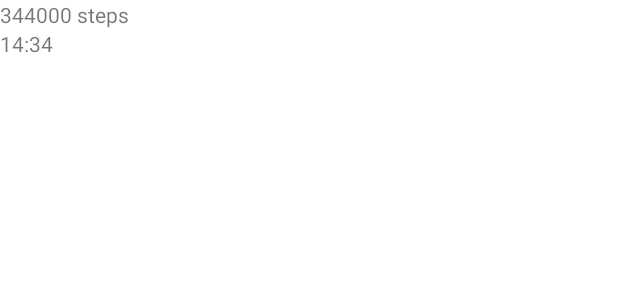
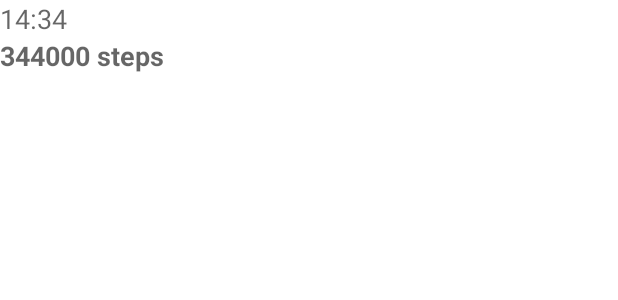
Before and after one commit to fit-aleks/Capstone-Project, an Android app: the layout list_item_friend_history.xml on its own in the app's theme, with its tools: preview values and no code run, on a phone screen of 412 x 824 dp. Shown: the top 300 px of the screen. Run offline under Robolectric (Android 15) with nearby library versions, the phone set to English and light mode, and no system bars.

Commit message:
feat: adding style to friend's history adapter. Fixed problem with incorrect up navigation from details activity.

```diff
--- a/app/src/main/AndroidManifest.xml
+++ b/app/src/main/AndroidManifest.xml
@@ -22,7 +22,8 @@
         android:name=".WalkWithMeApplication">
         <activity
             android:name=".MainActivity"
-            android:label="@string/app_name">
+            android:label="@string/app_name"
+            android:launchMode="singleTop">
             <intent-filter>
                 <action android:name="android.intent.action.MAIN" />
 
--- a/app/src/main/java/com/fitaleks/walkwithme/MainActivity.java
+++ b/app/src/main/java/com/fitaleks/walkwithme/MainActivity.java
@@ -473,9 +473,6 @@ public class MainActivity extends AppCompatActivity implements NavigationView.On
         } else {
             Intent intent = new Intent(this, MyHistoryDetailsActivity.class);
             intent.putExtra(MyHistoryDetailsActivity.KEY_DATE, date);
-//        ActivityOptionsCompat activityOptions =
-//                ActivityOptionsCompat.makeSceneTransitionAnimation(this,
-//                        new Pair<View, String>(vh.mIconView, getString(R.string.detail_icon_transition_name)));
             ActivityCompat.startActivity(this, intent, null);
         }
     }
--- a/app/src/main/java/com/fitaleks/walkwithme/adapters/FriendHistoryAdapter.java
+++ b/app/src/main/java/com/fitaleks/walkwithme/adapters/FriendHistoryAdapter.java
@@ -51,8 +51,9 @@ public class FriendHistoryAdapter extends RecyclerView.Adapter<FriendHistoryAdap
     @Override
     public void onBindViewHolder(FriendHistoryViewHolder holder, int position) {
         cursor.moveToPosition(position);
-        holder.stepsCount.setText(String.format(Locale.getDefault(), "%d", cursor.getLong(cursor.getColumnIndex(FriendsHistory.STEPS))));
-        final SimpleDateFormat format = new SimpleDateFormat("dd MMM yyyy HH:mm", Locale.getDefault());
+        holder.stepsCount.setText(holder.stepsCount.getContext().getString(R.string.step_counter_title,
+                cursor.getLong(cursor.getColumnIndex(FriendsHistory.STEPS))));
+        final SimpleDateFormat format = new SimpleDateFormat("EEE, dd MMM, HH:mm", Locale.getDefault());
         final Date dateOfActivity = new Date(cursor.getLong(cursor.getColumnIndex(FriendsHistory.TIME)));
         holder.date.setText(format.format(dateOfActivity));
     }
--- a/app/src/main/java/com/fitaleks/walkwithme/ui/myhistory/MyHistoryDetailsFragment.java
+++ b/app/src/main/java/com/fitaleks/walkwithme/ui/myhistory/MyHistoryDetailsFragment.java
@@ -59,7 +59,6 @@ public class MyHistoryDetailsFragment extends Fragment implements LoaderManager.
             if (toolbar != null) {
                 final AppCompatActivity activity = (AppCompatActivity) getActivity();
                 activity.setSupportActionBar(toolbar);
-//                activity.getSupportActionBar().setDisplayShowTitleEnabled(false);
                 activity.getSupportActionBar().setDisplayHomeAsUpEnabled(true);
                 activity.getSupportActionBar().setTitle(DateUtils.getDayName(getContext(), date));
             }
--- a/app/src/main/res/layout/fragment_friend_details.xml
+++ b/app/src/main/res/layout/fragment_friend_details.xml
@@ -8,8 +8,8 @@
 
     <ImageView
         android:id="@+id/friend_avatar"
-        android:layout_width="144dp"
-        android:layout_height="144dp"
+        android:layout_width="@dimen/big_photo_size"
+        android:layout_height="@dimen/big_photo_size"
         android:layout_gravity="center_horizontal"
         android:layout_marginTop="@dimen/activity_vertical_margin"
         android:transitionName="@string/friend_photo_transition_name"/>
--- a/app/src/main/res/layout/list_item_friend_history.xml
+++ b/app/src/main/res/layout/list_item_friend_history.xml
@@ -4,14 +4,20 @@
     android:orientation="vertical"
     android:layout_width="match_parent"
     android:layout_height="wrap_content">
+
+    <TextView
+        android:id="@+id/history_item_date"
+        android:layout_width="match_parent"
+        android:layout_height="wrap_content"
+        android:textAppearance="?android:textAppearanceMedium"
+        tools:text="14:34"/>
+
     <TextView
         android:id="@+id/history_item_steps_count"
         android:layout_width="match_parent"
         android:layout_height="wrap_content"
+        android:textAppearance="?android:textAppearanceMedium"
+        android:textStyle="bold"
         tools:text="344000 steps"/>
-    <TextView
-        android:id="@+id/history_item_date"
-        android:layout_width="match_parent"
-        android:layout_height="wrap_content"
-        tools:text="14:34"/>
+
 </LinearLayout>
--- a/app/src/main/res/values/colors.xml
+++ b/app/src/main/res/values/colors.xml
@@ -5,4 +5,5 @@
     <color name="colorAccent">#FFEB3B</color>
 
     <color name="primary_text">#212121</color>
+    <color name="light_blue">#9fd6ff</color>
 </resources>
--- a/app/src/main/res/values/dimens.xml
+++ b/app/src/main/res/values/dimens.xml
@@ -13,6 +13,7 @@
     <dimen name="list_item_content_horizontal_margin">8dp</dimen>
 
     <dimen name="photo_list_size">48dp</dimen>
+    <dimen name="big_photo_size">144dp</dimen>
 
     <!-- Today summary widget -->
     <dimen name="widget_today_summary_default_width">40dp</dimen>
```
Also changed, not shown: app/src/main/java/com/fitaleks/walkwithme/ui/friends/FriendsDetailsFragment.java (+12 -0 lines).
